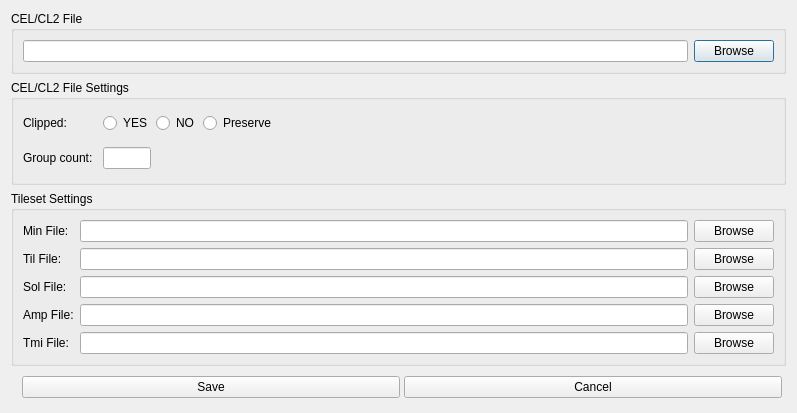
Old version of the form source/saveasdialog.ui in the repository pionere/d1-graphics-tool.
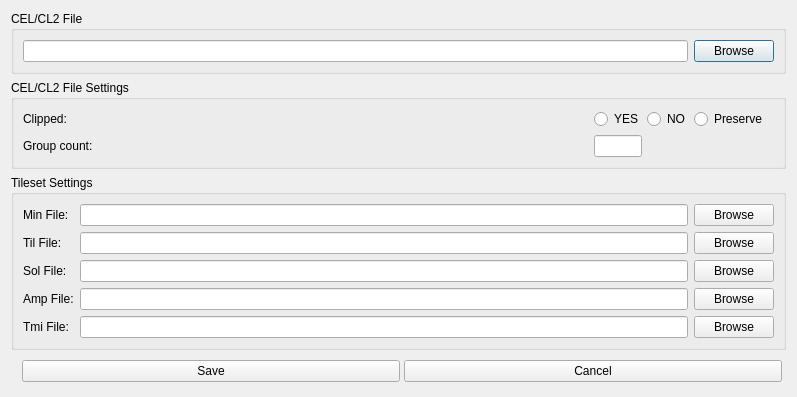
New version of the form.

```diff
--- a/source/saveasdialog.ui
+++ b/source/saveasdialog.ui
@@ -73,16 +73,16 @@
           <number>4</number>
          </property>
          <property name="leftMargin">
-          <number>4</number>
+          <number>0</number>
          </property>
          <property name="topMargin">
-          <number>4</number>
+          <number>0</number>
          </property>
          <property name="rightMargin">
-          <number>4</number>
+          <number>0</number>
          </property>
          <property name="bottomMargin">
-          <number>4</number>
+          <number>0</number>
          </property>
          <item>
           <widget class="QRadioButton" name="celClippedYesRadioButton">
@@ -119,36 +119,12 @@
            <property name="orientation">
             <enum>Qt::Horizontal</enum>
            </property>
-           <property name="sizeHint" stdset="0">
-            <size>
-             <width>140</width>
-             <height>20</height>
-            </size>
-           </property>
           </spacer>
          </item>
         </layout>
        </widget>
       </item>
       <item row="1" column="1">
-       <widget class="QWidget" name="celGroupWidget" native="true">
-        <layout class="QHBoxLayout" name="horizontalLayout_5">
-         <property name="spacing">
-          <number>4</number>
-         </property>
-         <property name="leftMargin">
-          <number>4</number>
-         </property>
-         <property name="topMargin">
-          <number>4</number>
-         </property>
-         <property name="rightMargin">
-          <number>4</number>
-         </property>
-         <property name="bottomMargin">
-          <number>4</number>
-         </property>
-         <item>
           <widget class="QLineEdit" name="celGroupEdit">
            <property name="minimumSize">
             <size>
@@ -165,22 +141,6 @@
            <property name="toolTip">
             <string>Number of groups</string>
            </property>
-          </widget>
-         </item>
-         <item>
-          <spacer name="framesHorizontalSpacer_2">
-           <property name="orientation">
-            <enum>Qt::Horizontal</enum>
-           </property>
-           <property name="sizeHint" stdset="0">
-            <size>
-             <width>40</width>
-             <height>20</height>
-            </size>
-           </property>
-          </spacer>
-         </item>
-        </layout>
        </widget>
       </item>
      </layout>
```
Left out of the diff: 2 changed lines with no effect on the pictures. Lines whose indentation alone changed are shown as unchanged.
